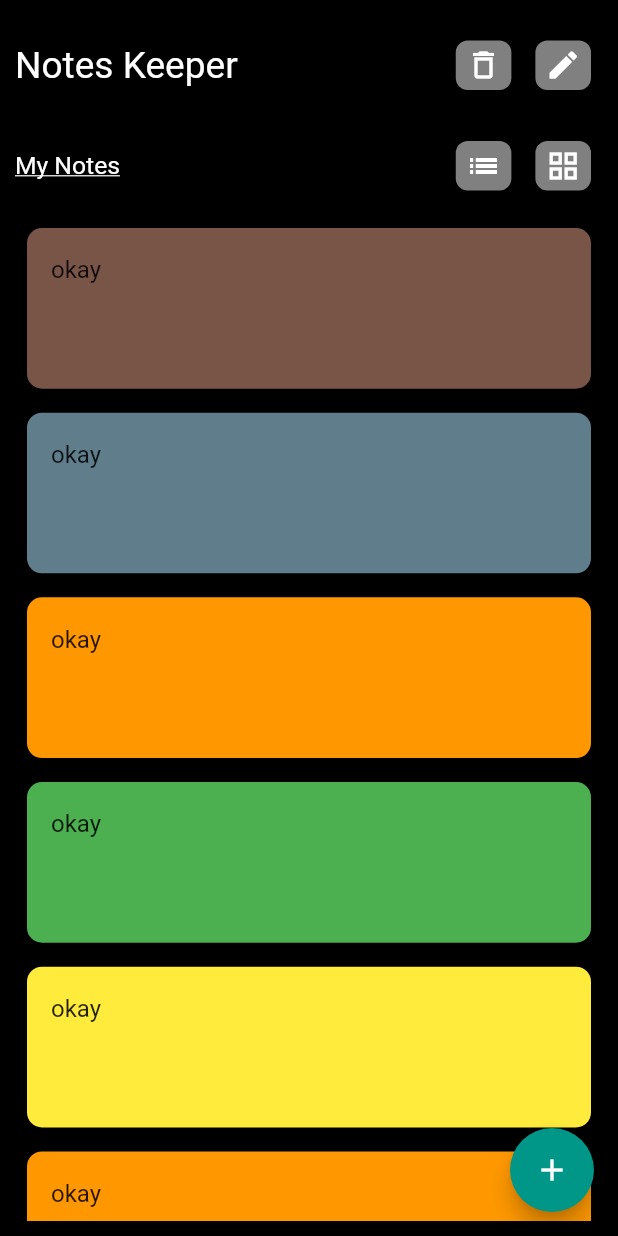
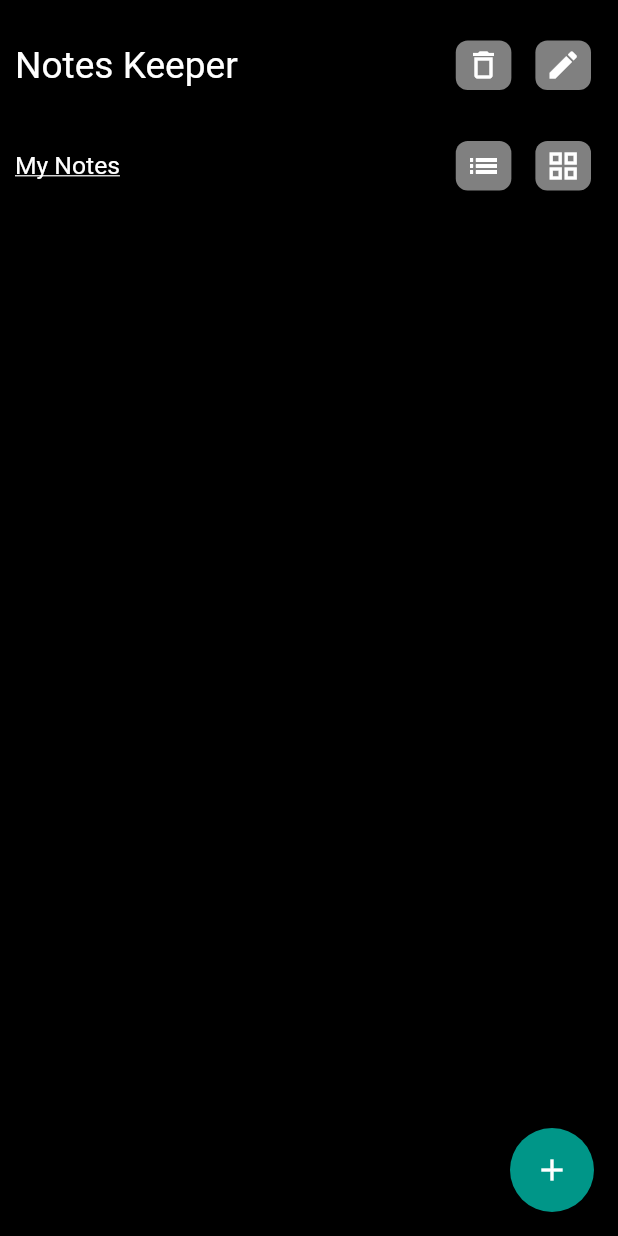
Before and after one commit to alinajfi/Notes-Keeper-app, a Flutter app: the screen it shows after launch, on a phone screen of 412 x 824 dp. Run offline on Flutter 3.47's test engine with Material 2 defaults, Android fonts, the phone set to English and light mode, and no system bars; our stand-ins replace bloc, flutter_bloc, google_fonts, sqflite; accounts and stored records are empty; Roboto replaces fonts that are missing (Adamina, Alata).

Commit message:
add bloc in home page

```diff
--- a/lib/bloc/notes_bloc.dart
+++ b/lib/bloc/notes_bloc.dart
@@ -9,10 +9,9 @@ part 'notes_state.dart';
 class NotesBloc extends Bloc<NotesEvent, NotesState> {
   NotesRepository repository = NotesRepository();
   NotesBloc() : super(InitialNotesState()) {
-    on<CreateNoteEvent>((event, emit) async {
-      repository.createNote(event.note);
+    on<GetAllNotesEvent>((event, emit) async {
       List<Notes> list = await repository.getNotesList();
-      emit(NotesLoadedState(list));
+      emit(GetAllNotesState(list));
     });
   }
 }
--- a/lib/bloc/notes_event.dart
+++ b/lib/bloc/notes_event.dart
@@ -3,10 +3,7 @@ part of 'notes_bloc.dart';
 @immutable
 abstract class NotesEvent {}
 
-class CreateNoteEvent extends NotesEvent {
-  Notes note;
-  CreateNoteEvent({required this.note});
-}
+class GetAllNotesEvent extends NotesEvent {}
 
 class DeleteNoteEvent extends NotesEvent {}
 
--- a/lib/bloc/notes_state.dart
+++ b/lib/bloc/notes_state.dart
@@ -5,8 +5,7 @@ abstract class NotesState {}
 
 class InitialNotesState extends NotesState {}
 
-
-class NotesLoadedState extends NotesState {
+class GetAllNotesState extends NotesState {
   final List<Notes> list;
-  NotesLoadedState(this.list);
+  GetAllNotesState(this.list);
 }
--- a/lib/components/list_grid_homepage.dart
+++ b/lib/components/list_grid_homepage.dart
@@ -1,13 +1,15 @@
 import 'dart:math';
 
 import 'package:flutter/material.dart';
+import 'package:note_version_2/models/notes_model.dart';
 import 'package:note_version_2/utils/routeconst.dart';
 
 class ListOrGridView {
   Random random = Random();
-  Widget homePageListView(double height, double width) {
+  Widget homePageListView(double height, double width, List<Notes> list) {
     return ListView.builder(
-      itemCount: 40,
+      physics: const BouncingScrollPhysics(),
+      itemCount: list.length,
       itemBuilder: (context, index) {
         return Padding(
           padding: const EdgeInsets.all(8.0),
@@ -19,7 +21,7 @@ class ListOrGridView {
               onTap: () {
                 Navigator.pushNamed(context, RouteConst.viewNote);
               },
-              title: const Text('okay'),
+              title: Text(list[index].title),
             ),
           ),
         );
@@ -27,8 +29,9 @@ class ListOrGridView {
     );
   }
 
-  Widget homePageGridView() {
+  Widget homePageGridView(List list) {
     return GridView.builder(
+      itemCount: list.length,
       gridDelegate: const SliverGridDelegateWithFixedCrossAxisCount(
           crossAxisCount: 2, childAspectRatio: 1.0),
       itemBuilder: (context, index) {
--- a/lib/screen/home_page.dart
+++ b/lib/screen/home_page.dart
@@ -2,7 +2,9 @@
 import 'dart:math';
 
 import 'package:flutter/material.dart';
+import 'package:flutter_bloc/flutter_bloc.dart';
 import 'package:google_fonts/google_fonts.dart';
+import 'package:note_version_2/bloc/notes_bloc.dart';
 import 'package:note_version_2/components/my_action_btn.dart';
 import 'package:note_version_2/utils/routeconst.dart';
 
@@ -29,12 +31,17 @@ class _HomePageState extends State<HomePage> {
   late List<Notes> notesList;
 
   @override
+  void initState() {
+    super.initState();
+    context.read<NotesBloc>().add(GetAllNotesEvent());
+  }
+
+  @override
   Widget build(BuildContext context) {
     size = MediaQuery.of(context).size;
     height = size.height;
     width = size.width;
-    myListView = ListOrGridView().homePageListView(height, width);
-    myGridView = ListOrGridView().homePageGridView();
+
     return SafeArea(
       child: Scaffold(
         backgroundColor: Colors.black,
@@ -47,7 +54,32 @@ class _HomePageState extends State<HomePage> {
               Expanded(flex: 1, child: secondRow()),
               Expanded(
                 flex: 10,
-                child: gridOrlist ? myListView : myGridView,
+                child: BlocBuilder<NotesBloc, NotesState>(
+                  builder: (context, state) {
+                    debugPrint(state.toString());
+                    if (state is InitialNotesState) {
+                      return const Center(
+                        child: CircularProgressIndicator(),
+                      );
+                    } else if (state is GetAllNotesState) {
+                      notesList = state.list;
+
+                      myListView = ListOrGridView()
+                          .homePageListView(height, width, notesList);
+
+                      myGridView = ListOrGridView().homePageGridView(notesList);
+
+                      return gridOrlist ? myListView : myGridView;
+                    } else {
+                      return const Center(
+                        child: Text(
+                          'Data Note Found',
+                          style: TextStyle(color: Colors.white),
+                        ),
+                      );
+                    }
+                  },
+                ),
               ),
             ],
           ),
@@ -145,8 +177,7 @@ class _HomePageState extends State<HomePage> {
     return TweenAnimationBuilder<Offset>(
       curve: Curves.fastOutSlowIn,
       duration: const Duration(seconds: 3),
-      tween:
-      Tween<Offset>(begin:  Offset(width, height-500), end: const Offset(0, 0)),
+      tween: Tween<Offset>(begin: Offset(0, -height), end: const Offset(0, 0)),
       builder: (context, offset, child) {
         return Transform.translate(
           offset: offset,
@@ -160,6 +191,4 @@ class _HomePageState extends State<HomePage> {
           }),
     );
   }
-
-
 }
```
Also changed, not shown: lib/repositry/repositry.dart (+5 -8 lines).
